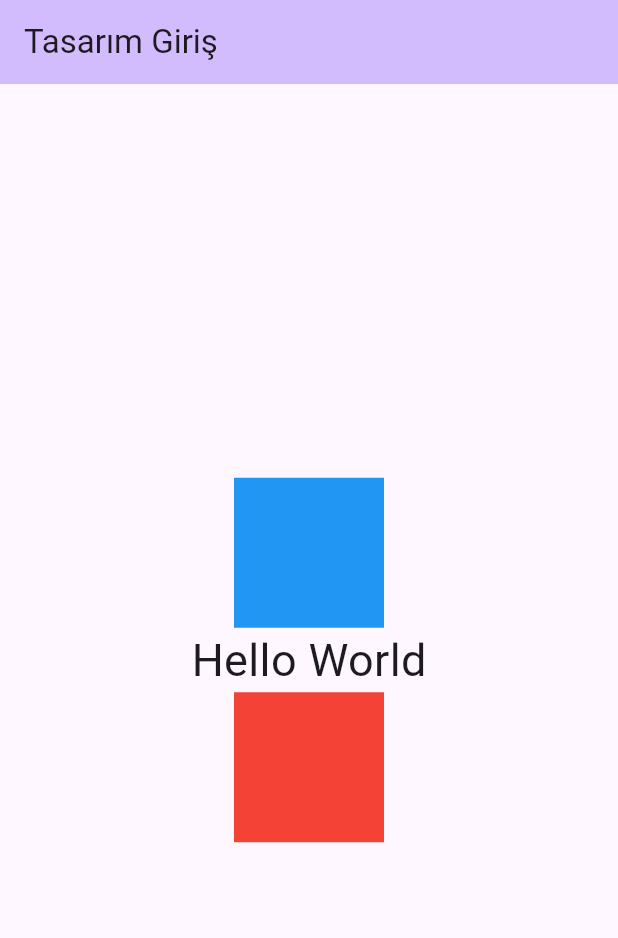
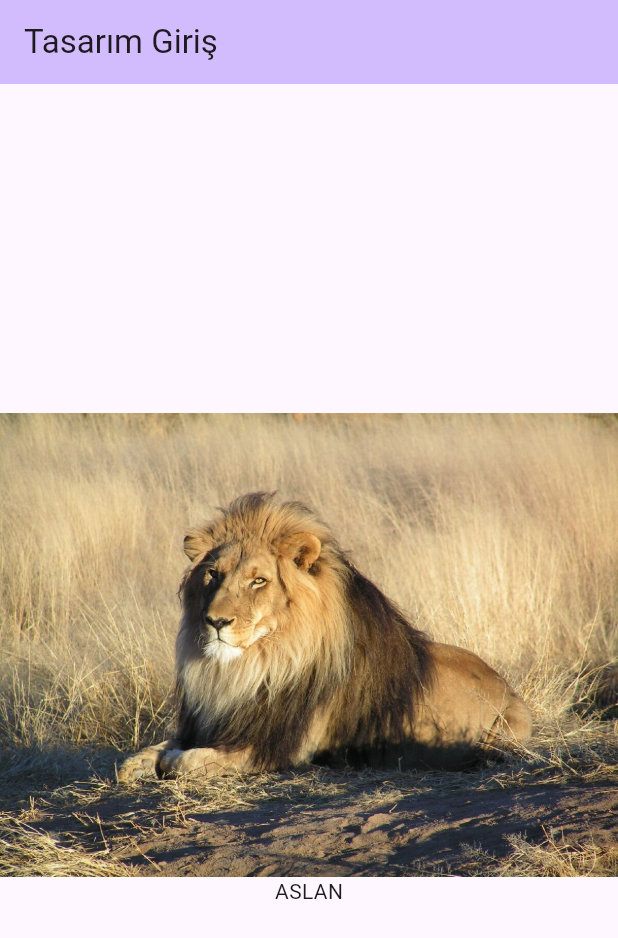
Before and after one commit to SERENGOKYILDIZ/FLUTTER_ANDROID_DESIGN, a Flutter app: the screen it shows after launch, on a phone screen of 412 x 824 dp. Shown: the top 938 px of the screen. Run offline on Flutter 3.47's test engine with Material 3 defaults, Android fonts, the phone set to English and light mode, and no system bars.

Commit message:
Learned adding a picture

```diff
--- a/lib/main.dart
+++ b/lib/main.dart
@@ -43,49 +43,11 @@ class _MyHomePageState extends State<MyHomePage> {
           child: Column(
             mainAxisAlignment: MainAxisAlignment.center,
             children: [
-              MaviKare(),
-              Yazi("Hello World", 30),
-              KirmiziKare()
+              Image.asset("resimler/aslan.jpg"),
+              Text("ASLAN")
             ],
           ),
         )
       );
   }
 }
-
-class MaviKare extends StatelessWidget{
-  @override
-  Widget build(BuildContext context) {
-    return Container(
-      width: 100,
-      height: 100,
-      color: Colors.blue,
-    );
-  }
-}
-
-class KirmiziKare extends StatelessWidget{
-  @override
-  Widget build(BuildContext context) {
-    return Container(
-      width: 100,
-      height: 100,
-      color: Colors.red,
-    );
-  }
-}
-
-class Yazi extends StatelessWidget{
-  String metin;
-  double yaziBoyutu;
-
-  Yazi(this.metin, this.yaziBoyutu);
-
-  @override
-  Widget build(BuildContext context) {
-    return Text(
-      metin,
-      style: TextStyle(fontSize: yaziBoyutu),
-    );
-  }
-}
--- a/pubspec.yaml
+++ b/pubspec.yaml
@@ -61,6 +61,8 @@ flutter:
   # assets:
   #   - images/a_dot_burr.jpeg
   #   - images/a_dot_ham.jpeg
+  assets:
+    - resimler/aslan.jpg
 
   # An image asset can refer to one or more resolution-specific "variants", see
   # https://flutter.dev/to/resolution-aware-images
```
Also changed, not shown: resimler/aslan.jpg (added).
